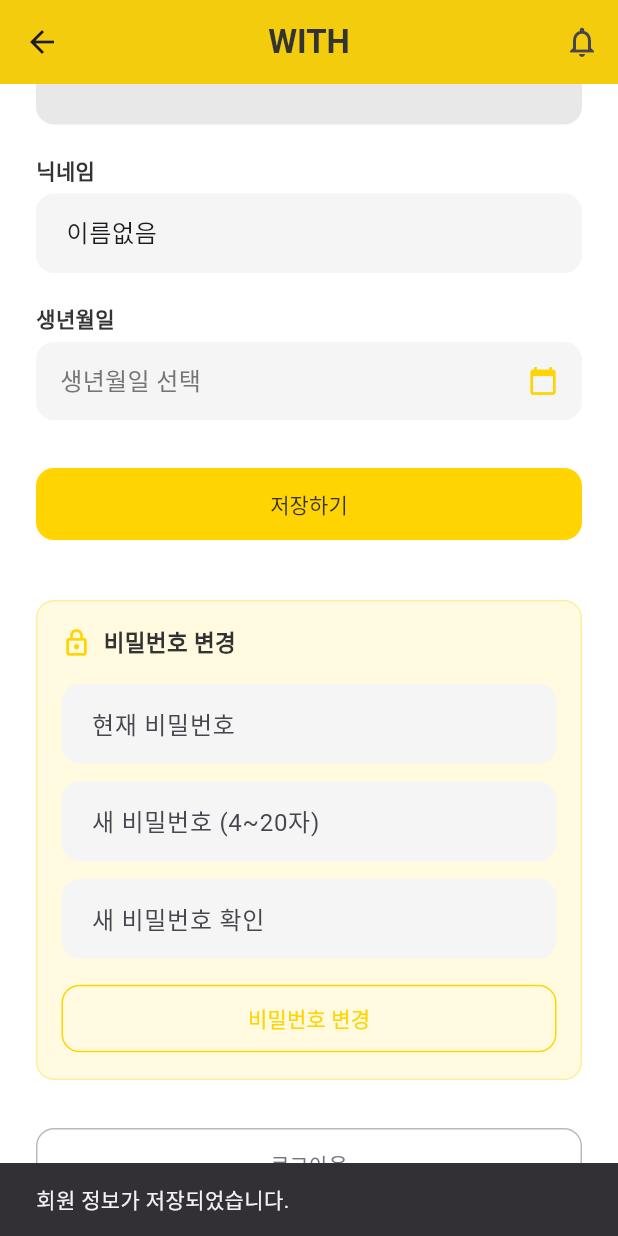
After one commit to leehaneul0354/with_platform, a Flutter app: the ProfileEditScreen screen opened directly, scrolled down 203 dp, after a tap on "저장하기", on a phone screen of 412 x 824 dp. The commit adds this screen. Run offline on Flutter 3.47's test engine with Material 3 defaults, Android fonts, the phone set to English and light mode, and no system bars; our stand-ins replace cloud_firestore, firebase_core, shared_preferences; accounts and stored records are empty.

Commit message:
회원정보수정 기능 구현

```diff
--- a/lib/core/auth/auth_repository.dart
+++ b/lib/core/auth/auth_repository.dart
@@ -139,6 +139,40 @@ class AuthRepository {
     await _firestore.collection('users').doc(user.id).update(user.toJson());
   }
 
+  /// Firestore에서 최신 유저 문서를 불러와 동기화. 회원정보 수정 화면 등에서 실시간 반영용.
+  Future<UserModel?> fetchUserFromFirestore(String userId) async {
+    try {
+      final doc = await _firestore.collection('users').doc(userId).get();
+      final data = doc.data();
+      if (doc.exists && data != null) {
+        final user = UserModel.fromJson(data);
+        await setCurrentUser(user);
+        return user;
+      }
+    } catch (e) {
+      debugPrint('AuthRepository.fetchUserFromFirestore: $e');
+    }
+    return null;
+  }
+
+  /// 현재 비밀번호 확인 후 새 비밀번호로 Firestore 업데이트 (재인증).
+  /// currentPassword가 저장된 값과 일치해야만 성공.
+  Future<bool> updatePasswordReauth(String userId, String currentPassword, String newPassword) async {
+    try {
+      final doc = await _firestore.collection('users').doc(userId).get();
+      final data = doc.data();
+      if (!doc.exists || data == null) return false;
+      final user = UserModel.fromJson(data);
+      if (user.password != currentPassword) return false;
+      await _firestore.collection('users').doc(userId).update({FirestoreUserKeys.password: newPassword});
+      await setCurrentUser(user.copyWith(password: newPassword));
+      return true;
+    } catch (e) {
+      debugPrint('AuthRepository.updatePasswordReauth: $e');
+      return false;
+    }
+  }
+
   /// 로그인. 호출 전 프론트엔드에서 비밀번호 4~20자 검증 완료된 경우에만 요청됨. (CHECK: 비밀번호 규칙 (4-20자) 적용 완료)
   Future<UserModel?> login(String id, String password) async {
     final admin = TestAccounts.resolveAdmin(id, password);
--- a/lib/core/auth/user_model.dart
+++ b/lib/core/auth/user_model.dart
@@ -158,6 +158,8 @@ class UserModel {
   }
 
   UserModel copyWith({
+    String? nickname,
+    String? email,
     String? joinedAt,
     int? trustScore,
     bool? isVerified,
@@ -169,9 +171,9 @@ class UserModel {
     final newStatus = status ?? (isVerified != null ? (isVerified ? UserStatus.verified : UserStatus.pending) : this.status);
     return UserModel(
       id: id,
-      email: email,
+      email: email ?? this.email,
       password: password ?? this.password,
-      nickname: nickname,
+      nickname: nickname ?? this.nickname,
       type: type,
       trustScore: trustScore ?? this.trustScore,
       joinedAt: joinedAt ?? this.joinedAt,
--- a/lib/core/util/birth_date_util.dart
+++ b/lib/core/util/birth_date_util.dart
@@ -60,4 +60,23 @@ class BirthDateUtil {
     final dd = int.tryParse(s.substring(4, 6));
     return mm != null && mm >= 1 && mm <= 12 && dd != null && dd >= 1 && dd <= 31;
   }
+
+  /// 저장값(YYYY-MM-DD 또는 YYMMDD) → DatePicker용 DateTime. 실패 시 null.
+  static DateTime? storedToDateTime(String? stored) {
+    if (stored == null || stored.isEmpty) return null;
+    final s = stored.trim();
+    if (s.length == 10 && s[4] == '-' && s[7] == '-') {
+      return DateTime.tryParse(s);
+    }
+    final iso = yymmddToIso(s);
+    return iso != null ? DateTime.tryParse(iso) : null;
+  }
+
+  /// DatePicker에서 선택한 DateTime → Firestore 저장용 YYYY-MM-DD.
+  static String dateTimeToIso(DateTime d) {
+    final y = d.year;
+    final m = d.month.toString().padLeft(2, '0');
+    final day = d.day.toString().padLeft(2, '0');
+    return '$y-$m-$day';
+  }
 }
--- /dev/null
+++ b/lib/features/main/profile_edit_screen.dart
@@ -0,0 +1,375 @@
+// 목적: 회원정보 조회/수정. Firestore 연동 — 아이디(읽기전용), 닉네임·생년월일 수정, 비밀번호 변경(재인증), 로그아웃.
+// 흐름: 진입 시 Firestore에서 최신 유저 로드. 저장 시 Firestore update. 비밀번호는 현재 비밀번호 확인 후 변경.
+
+import 'package:flutter/material.dart';
+import '../../core/auth/auth_repository.dart';
+import '../../core/auth/user_model.dart';
+import '../../core/constants/app_colors.dart';
+import '../../core/constants/assets.dart';
+import '../../core/util/birth_date_util.dart';
+import '../../shared/widgets/with_header.dart';
+
+/// WITH 포인트 컬러 #FFD400
+const Color _kYellow = Color(0xFFFFD400);
+
+/// 수정 불가 필드용 회색 배경
+const Color _kReadOnlyBg = Color(0xFFE8E8E8);
+
+class ProfileEditScreen extends StatefulWidget {
+  const ProfileEditScreen({super.key, this.onLogout});
+
+  final VoidCallback? onLogout;
+
+  @override
+  State<ProfileEditScreen> createState() => _ProfileEditScreenState();
+}
+
+class _ProfileEditScreenState extends State<ProfileEditScreen> {
+  UserModel? _user;
+  bool _loading = true;
+  bool _saving = false;
+  bool _changingPassword = false;
+
+  late TextEditingController _nicknameController;
+  late TextEditingController _currentPasswordController;
+  late TextEditingController _newPasswordController;
+  late TextEditingController _newPasswordConfirmController;
+
+  DateTime? _birthDate;
+  String? _birthDateError;
+
+  @override
+  void initState() {
+    super.initState();
+    _nicknameController = TextEditingController();
+    _currentPasswordController = TextEditingController();
+    _newPasswordController = TextEditingController();
+    _newPasswordConfirmController = TextEditingController();
+    _loadUser();
+  }
+
+  @override
+  void dispose() {
+    _nicknameController.dispose();
+    _currentPasswordController.dispose();
+    _newPasswordController.dispose();
+    _newPasswordConfirmController.dispose();
+    super.dispose();
+  }
+
+  Future<void> _loadUser() async {
+    final u = AuthRepository.instance.currentUser;
+    if (u == null) {
+      if (mounted) setState(() { _user = null; _loading = false; });
+      return;
+    }
+    final fetched = await AuthRepository.instance.fetchUserFromFirestore(u.id);
+    if (!mounted) return;
+    setState(() {
+      _user = fetched ?? u;
+      _loading = false;
+      _nicknameController.text = (_user?.nickname ?? '').trim();
+      _birthDate = BirthDateUtil.storedToDateTime(_user?.birthDate);
+    });
+  }
+
+  Future<void> _pickBirthDate() async {
+    final initial = _birthDate ?? DateTime(2000, 1, 1);
+    final picked = await showDatePicker(
+      context: context,
+      initialDate: initial,
+      firstDate: DateTime(1900, 1, 1),
+      lastDate: DateTime.now(),
+      builder: (context, child) {
+        return Theme(
+          data: Theme.of(context).copyWith(
+            colorScheme: Theme.of(context).colorScheme.copyWith(primary: _kYellow),
+          ),
+          child: child!,
+        );
+      },
+    );
+    if (picked != null && mounted) setState(() { _birthDate = picked; _birthDateError = null; });
+  }
+
+  Future<void> _save() async {
+    final u = _user;
+    if (u == null) return;
+    final nickname = _nicknameController.text.trim();
+    if (nickname.isEmpty) {
+      ScaffoldMessenger.of(context).showSnackBar(const SnackBar(content: Text('닉네임을 입력해 주세요.')));
+      return;
+    }
+    setState(() => _saving = true);
+    try {
+      final birthIso = _birthDate != null ? BirthDateUtil.dateTimeToIso(_birthDate!) : (u.birthDate ?? '');
+      final updated = u.copyWith(nickname: nickname, birthDate: birthIso.isEmpty ? null : birthIso);
+      await AuthRepository.instance.updateUser(updated);
+      await AuthRepository.instance.setCurrentUser(updated);
+      if (!mounted) return;
+      setState(() => _user = updated);
+      ScaffoldMessenger.of(context).showSnackBar(const SnackBar(content: Text('회원 정보가 저장되었습니다.')));
+    } catch (e) {
+      if (!mounted) return;
+      ScaffoldMessenger.of(context).showSnackBar(SnackBar(content: Text('저장 실패: $e')));
+    } finally {
+      if (mounted) setState(() => _saving = false);
+    }
+  }
+
+  Future<void> _changePassword() async {
+    final u = _user;
+    if (u == null) return;
+    final current = _currentPasswordController.text;
+    final newPw = _newPasswordController.text;
+    final confirm = _newPasswordConfirmController.text;
+    if (current.isEmpty) {
+      ScaffoldMessenger.of(context).showSnackBar(const SnackBar(content: Text('현재 비밀번호를 입력해 주세요.')));
+      return;
+    }
+    if (newPw.length < 4 || newPw.length > 20) {
+      ScaffoldMessenger.of(context).showSnackBar(const SnackBar(content: Text('새 비밀번호는 4~20자로 입력해 주세요.')));
+      return;
+    }
+    if (newPw != confirm) {
+      ScaffoldMessenger.of(context).showSnackBar(const SnackBar(content: Text('새 비밀번호가 일치하지 않습니다.')));
+      return;
+    }
+    setState(() => _changingPassword = true);
+    try {
+      final ok = await AuthRepository.instance.updatePasswordReauth(u.id, current, newPw);
+      if (!mounted) return;
+      if (ok) {
+        _currentPasswordController.clear();
+        _newPasswordController.clear();
+        _newPasswordConfirmController.clear();
+        ScaffoldMessenger.of(context).showSnackBar(const SnackBar(content: Text('비밀번호가 변경되었습니다.')));
+      } else {
+        ScaffoldMessenger.of(context).showSnackBar(const SnackBar(content: Text('현재 비밀번호가 일치하지 않습니다.')));
+      }
+    } finally {
+      if (mounted) setState(() => _changingPassword = false);
+    }
+  }
+
+  Future<void> _logout() async {
+    final confirm = await showDialog<bool>(
+      context: context,
+      builder: (ctx) => AlertDialog(
+        title: const Text('로그아웃'),
+        content: const Text('로그아웃 하시겠습니까?'),
+        actions: [
+          TextButton(onPressed: () => Navigator.of(ctx).pop(false), child: const Text('취소')),
+          TextButton(onPressed: () => Navigator.of(ctx).pop(true), child: const Text('로그아웃')),
+        ],
+      ),
+    );
+    if (confirm != true || !mounted) return;
+    await AuthRepository.instance.logout();
+    if (!mounted) return;
+    Navigator.of(context).pop();
+    widget.onLogout?.call();
+  }
+
+  @override
+  Widget build(BuildContext context) {
+    if (_loading) {
+      return Scaffold(
+        backgroundColor: Colors.white,
+        appBar: WithHeader(showBackButton: true),
+        body: const Center(child: CircularProgressIndicator(color: _kYellow)),
+      );
+    }
+    final u = _user;
+    if (u == null) {
+      return Scaffold(
+        backgroundColor: Colors.white,
+        appBar: WithHeader(showBackButton: true),
+        body: const Center(child: Text('로그인이 필요합니다.')),
+      );
+    }
+
+    return Scaffold(
+      backgroundColor: Colors.white,
+      appBar: WithHeader(showBackButton: true),
+      body: SingleChildScrollView(
+        padding: const EdgeInsets.symmetric(horizontal: 24, vertical: 24),
+        child: Column(
+          crossAxisAlignment: CrossAxisAlignment.stretch,
+          children: [
+            Center(
+              child: Stack(
+                children: [
+                  CircleAvatar(
+                    radius: 48,
+                    backgroundColor: _kReadOnlyBg,
+                    child: ClipOval(
+                      child: Image.asset(
+                        WithMascots.profileDefault,
+                        width: 96,
+                        height: 96,
+                        fit: BoxFit.cover,
+                        errorBuilder: (_, __, ___) => const Icon(Icons.person, size: 48, color: AppColors.textSecondary),
+                      ),
+                    ),
+                  ),
+                  Positioned(
+                    right: 0,
+                    bottom: 0,
+                    child: GestureDetector(
+                      onTap: () => ScaffoldMessenger.of(context).showSnackBar(const SnackBar(content: Text('프로필 이미지 변경은 준비 중입니다.'))),
+                      child: Container(
+                        padding: const EdgeInsets.all(8),
+                        decoration: BoxDecoration(color: _kYellow, shape: BoxShape.circle, border: Border.all(color: Colors.white, width: 2)),
+                        child: const Icon(Icons.edit, color: AppColors.textPrimary, size: 18),
+                      ),
+                    ),
+                  ),
+                ],
+              ),
+            ),
+            const SizedBox(height: 32),
+            _label('아이디 (수정 불가)'),
+            const SizedBox(height: 6),
+            Container(
+              padding: const EdgeInsets.symmetric(horizontal: 16, vertical: 14),
+              decoration: BoxDecoration(color: _kReadOnlyBg, borderRadius: BorderRadius.circular(12)),
+              child: Text(u.id, style: TextStyle(fontSize: 16, color: AppColors.textSecondary)),
+            ),
+            const SizedBox(height: 20),
+            _label('닉네임'),
+            const SizedBox(height: 6),
+            TextField(
+              controller: _nicknameController,
+              decoration: _inputDecoration(hint: '닉네임을 입력하세요'),
+            ),
+            const SizedBox(height: 20),
+            _label('생년월일'),
+            const SizedBox(height: 6),
+            InkWell(
+              onTap: _pickBirthDate,
+              borderRadius: BorderRadius.circular(12),
+              child: Container(
+                padding: const EdgeInsets.symmetric(horizontal: 16, vertical: 14),
+                decoration: BoxDecoration(
+                  color: const Color(0xFFF5F5F5),
+                  borderRadius: BorderRadius.circular(12),
+                ),
+                child: Row(
+                  children: [
+                    Text(
+                      _birthDate != null ? BirthDateUtil.formatBirthDateForDisplay(BirthDateUtil.dateTimeToIso(_birthDate!)) : '생년월일 선택',
+                      style: TextStyle(
+                        fontSize: 16,
+                        color: _birthDate != null ? AppColors.textPrimary : AppColors.textSecondary,
+                      ),
+                    ),
+                    const Spacer(),
+                    Icon(Icons.calendar_today, size: 20, color: _kYellow),
+                  ],
+                ),
+              ),
+            ),
+            if (_birthDateError != null) ...[
+              const SizedBox(height: 4),
+              Text(_birthDateError!, style: const TextStyle(fontSize: 12, color: Colors.red)),
+            ],
+            const SizedBox(height: 32),
+            FilledButton(
+              onPressed: _saving ? null : _save,
+              style: FilledButton.styleFrom(
+                backgroundColor: _kYellow,
+                foregroundColor: AppColors.textPrimary,
+                padding: const EdgeInsets.symmetric(vertical: 14),
+                shape: RoundedRectangleBorder(borderRadius: BorderRadius.circular(12)),
+              ),
+              child: _saving
+                  ? const SizedBox(height: 20, width: 20, child: CircularProgressIndicator(strokeWidth: 2, color: AppColors.textPrimary))
+                  : const Text('저장하기'),
+            ),
+            const SizedBox(height: 40),
+            Container(
+              padding: const EdgeInsets.all(16),
+              decoration: BoxDecoration(
+                color: _kYellow.withValues(alpha: 0.12),
+                borderRadius: BorderRadius.circular(12),
+                border: Border.all(color: _kYellow.withValues(alpha: 0.3)),
+              ),
+              child: Column(
+                crossAxisAlignment: CrossAxisAlignment.stretch,
+                children: [
+                  Row(
+                    children: [
+                      Icon(Icons.lock_outline, size: 20, color: _kYellow),
+                      const SizedBox(width: 8),
+                      Text('비밀번호 변경', style: TextStyle(fontSize: 15, fontWeight: FontWeight.w600, color: AppColors.textPrimary)),
+                    ],
+                  ),
+                  const SizedBox(height: 16),
+                  TextField(
+                    controller: _currentPasswordController,
+                    obscureText: true,
+                    decoration: _inputDecoration(hint: '현재 비밀번호'),
+                  ),
+                  const SizedBox(height: 12),
+                  TextField(
+                    controller: _newPasswordController,
+                    obscureText: true,
+                    decoration: _inputDecoration(hint: '새 비밀번호 (4~20자)'),
+                  ),
+                  const SizedBox(height: 12),
+                  TextField(
+                    controller: _newPasswordConfirmController,
+                    obscureText: true,
+                    decoration: _inputDecoration(hint: '새 비밀번호 확인'),
+                  ),
+                  const SizedBox(height: 16),
+                  OutlinedButton(
+                    onPressed: _changingPassword ? null : _changePassword,
+                    style: OutlinedButton.styleFrom(
+                      foregroundColor: _kYellow,
+                      side: BorderSide(color: _kYellow),
+                      padding: const EdgeInsets.symmetric(vertical: 12),
+                      shape: RoundedRectangleBorder(borderRadius: BorderRadius.circular(12)),
+                    ),
+                    child: _changingPassword
+                        ? const SizedBox(height: 18, width: 18, child: CircularProgressIndicator(strokeWidth: 2))
+                        : const Text('비밀번호 변경'),
+                  ),
+                ],
+              ),
+            ),
+            const SizedBox(height: 32),
+            OutlinedButton(
+              onPressed: _logout,
+              style: OutlinedButton.styleFrom(
+                foregroundColor: AppColors.textSecondary,
+                side: BorderSide(color: AppColors.textSecondary.withValues(alpha: 0.5)),
+                padding: const EdgeInsets.symmetric(vertical: 14),
+                shape: RoundedRectangleBorder(borderRadius: BorderRadius.circular(12)),
+              ),
+              child: const Text('로그아웃'),
+            ),
+          ],
+        ),
+      ),
+    );
+  }
+
+  Widget _label(String text) {
+    return Text(
+      text,
+      style: const TextStyle(fontSize: 14, fontWeight: FontWeight.w600, color: AppColors.textPrimary),
+    );
+  }
+
+  InputDecoration _inputDecoration({required String hint}) {
+    return InputDecoration(
+      hintText: hint,
+      filled: true,
+      fillColor: const Color(0xFFF5F5F5),
+      border: OutlineInputBorder(borderRadius: BorderRadius.circular(12), borderSide: BorderSide.none),
+      contentPadding: const EdgeInsets.symmetric(horizontal: 16, vertical: 14),
+    );
+  }
+}
```
Also changed, not shown: lib/features/main/main_screen.dart (+20 -1 lines), lib/features/main/my_page_screen.dart (+55 -0 lines), lib/shared/widgets/curved_yellow_header.dart (+36 -6 lines).
